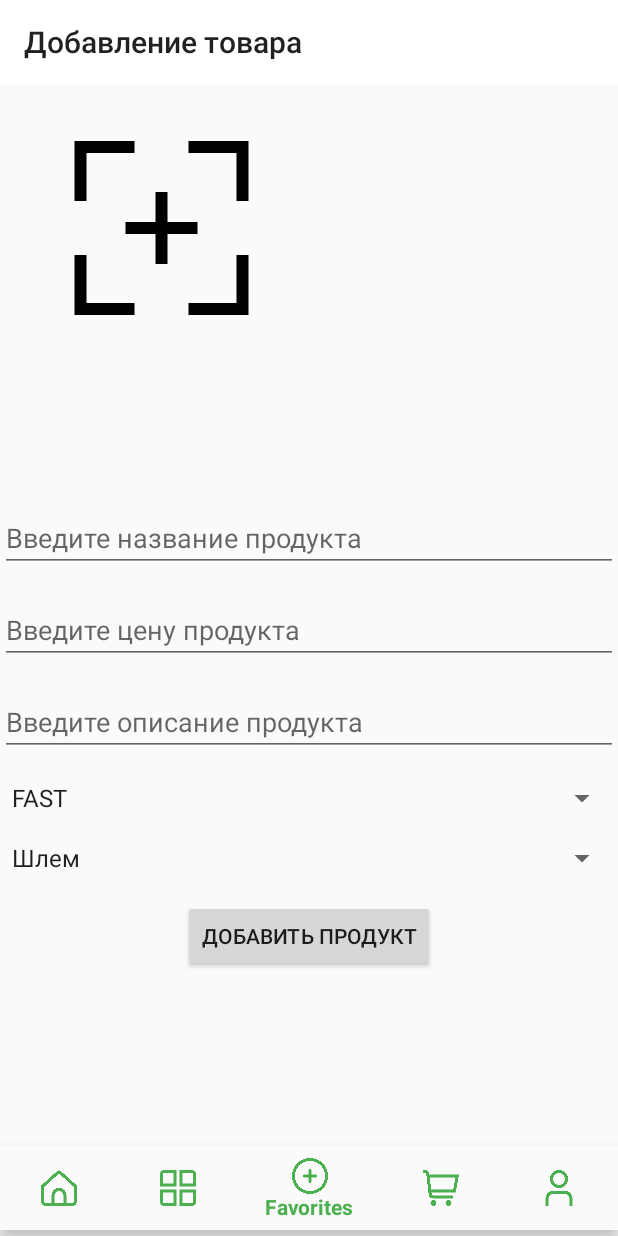
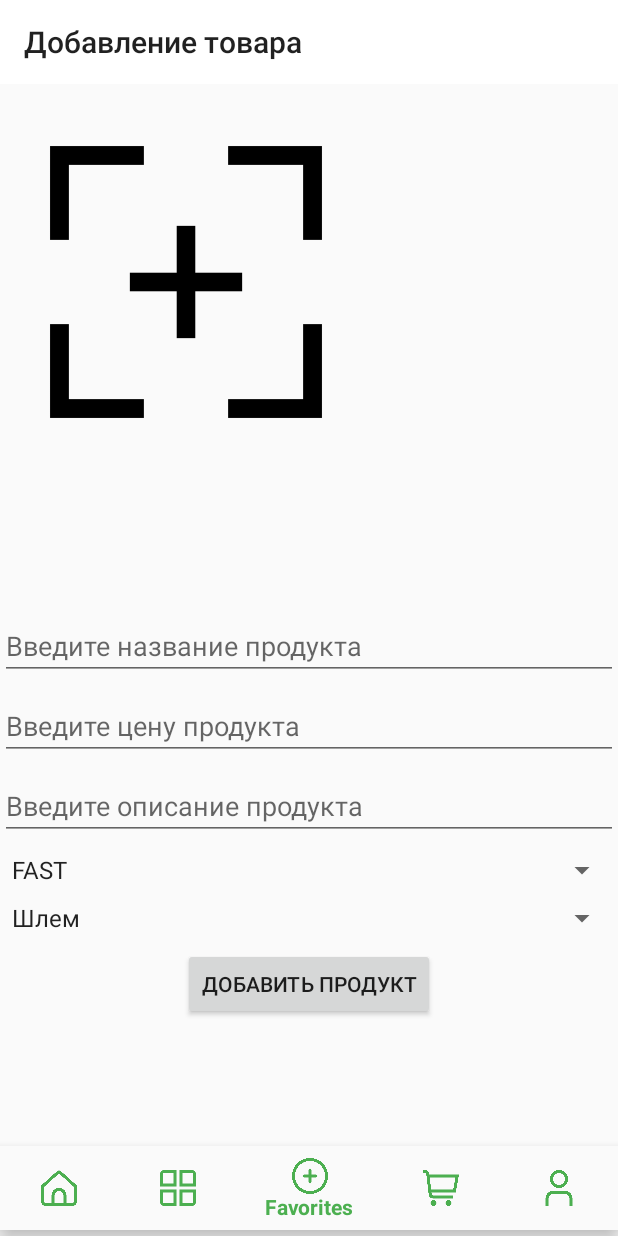
Before and after one commit to alwayswnnasleep/ZedkaShop, an Android app: the AddProductFragment screen opened through its navigation route, on a phone screen of 412 x 824 dp. Run offline under Robolectric (Android 15) with nearby library versions, the phone set to English and light mode, and no system bars; our stand-ins replace Firebase (no records; nobody signed in at launch, a user with empty details on screens opened directly), navigation-ui.

Commit message:
Адаптирован add_product_fragment

```diff
--- a/code/app/src/main/res/layout/fragment_add_product.xml
+++ b/code/app/src/main/res/layout/fragment_add_product.xml
@@ -7,9 +7,9 @@
 
     <ImageView
         android:id="@+id/placePhoto"
-        android:layout_width="158dp"
-        android:layout_height="128dp"
-        android:layout_marginTop="32dp"
+        android:layout_width="@dimen/place_photo_size"
+        android:layout_height="@dimen/place_photo_size"
+        android:layout_marginTop="@dimen/margin32dp"
         android:adjustViewBounds="true"
         android:src="@drawable/camera"
         app:layout_constraintEnd_toEndOf="parent"
@@ -21,7 +21,7 @@
         android:id="@+id/enterName"
         android:layout_width="0dp"
         android:layout_height="wrap_content"
-        android:layout_marginTop="120dp"
+        android:layout_marginTop="@dimen/margin120dp"
         android:hint="Введите название продукта"
         app:layout_constraintEnd_toEndOf="parent"
         app:layout_constraintHorizontal_bias="0.0"
@@ -33,7 +33,7 @@
         android:layout_width="0dp"
         android:layout_height="wrap_content"
         android:hint="Введите цену продукта"
-        android:layout_marginTop="16dp"
+        android:layout_marginTop="@dimen/margin_top"
         app:layout_constraintTop_toBottomOf="@id/enterName"
         app:layout_constraintStart_toStartOf="parent"
         app:layout_constraintEnd_toEndOf="parent"/>
@@ -43,7 +43,7 @@
         android:layout_width="0dp"
         android:layout_height="wrap_content"
         android:hint="Введите описание продукта"
-        android:layout_marginTop="16dp"
+        android:layout_marginTop="@dimen/margin_top"
         app:layout_constraintTop_toBottomOf="@id/enterPrice"
         app:layout_constraintStart_toStartOf="parent"
         app:layout_constraintEnd_toEndOf="parent"/>
@@ -52,7 +52,7 @@
         android:id="@+id/chooseManufacturer"
         android:layout_width="0dp"
         android:layout_height="wrap_content"
-        android:layout_marginTop="16dp"
+        android:layout_marginTop="@dimen/margin_top"
         app:layout_constraintTop_toBottomOf="@id/enterDescription"
         app:layout_constraintStart_toStartOf="parent"
         app:layout_constraintEnd_toEndOf="parent"/>
@@ -61,7 +61,7 @@
         android:id="@+id/chooseCategory"
         android:layout_width="0dp"
         android:layout_height="wrap_content"
-        android:layout_marginTop="16dp"
+        android:layout_marginTop="@dimen/margin_top"
         app:layout_constraintTop_toBottomOf="@id/chooseManufacturer"
         app:layout_constraintStart_toStartOf="parent"
         app:layout_constraintEnd_toEndOf="parent"/>
@@ -71,7 +71,7 @@
         android:layout_width="wrap_content"
         android:layout_height="wrap_content"
         android:text="Добавить продукт"
-        android:layout_marginTop="16dp"
+        android:layout_marginTop="@dimen/margin_top"
         app:layout_constraintTop_toBottomOf="@id/chooseCategory"
         app:layout_constraintStart_toStartOf="parent"
         app:layout_constraintEnd_toEndOf="parent"/>
--- a/code/app/src/main/res/values/dimens.xml
+++ b/code/app/src/main/res/values/dimens.xml
@@ -8,6 +8,8 @@
     <dimen name="layout_margin20dp">20dp</dimen>
     <dimen name="layout_margin28dp">28dp</dimen>
     <dimen name="margin60dp">60dp</dimen>
+    <dimen name="margin120dp">120dp</dimen>
+    <dimen name="margin32dp">32dp</dimen>
     <!-- Text sizes -->
     <dimen name="text_size_small">14sp</dimen>
     <dimen name="text_size_medium">16sp</dimen>
@@ -22,6 +24,7 @@
     <dimen name="brand_logo_size">40dp</dimen>
     <dimen name="brand_logo_size_width">70dp</dimen>
     <dimen name="image_height_detail">200dp</dimen>
+    <dimen name="place_photo_size">200dp</dimen>
 
     <dimen name="layout_height">260dp</dimen>
     <dimen name="card_corner_radius">16dp</dimen>
```
